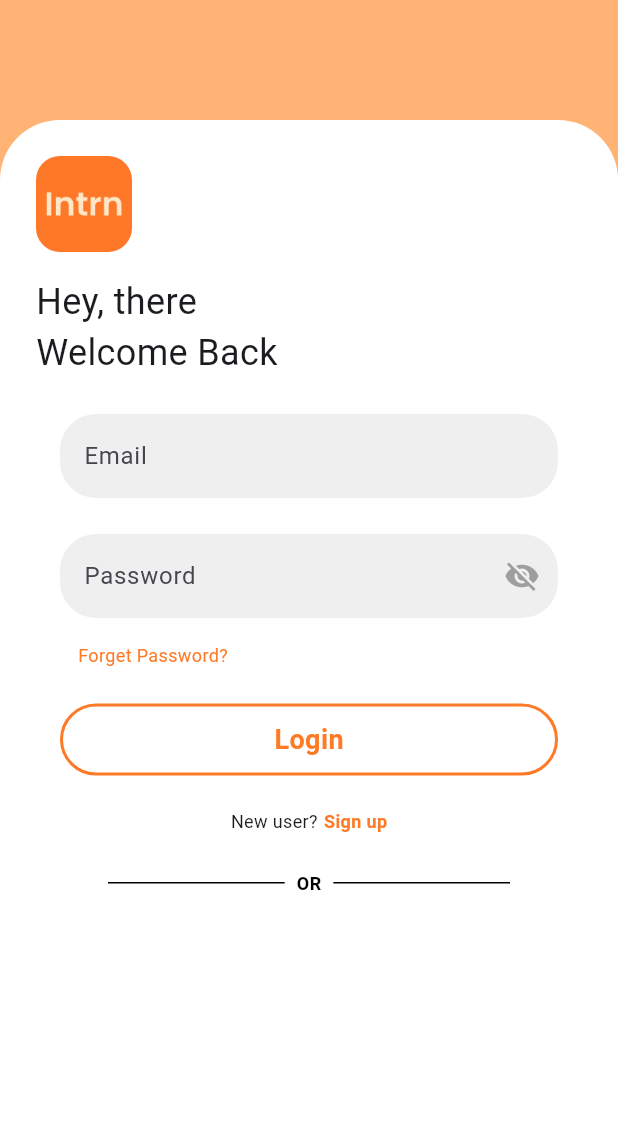
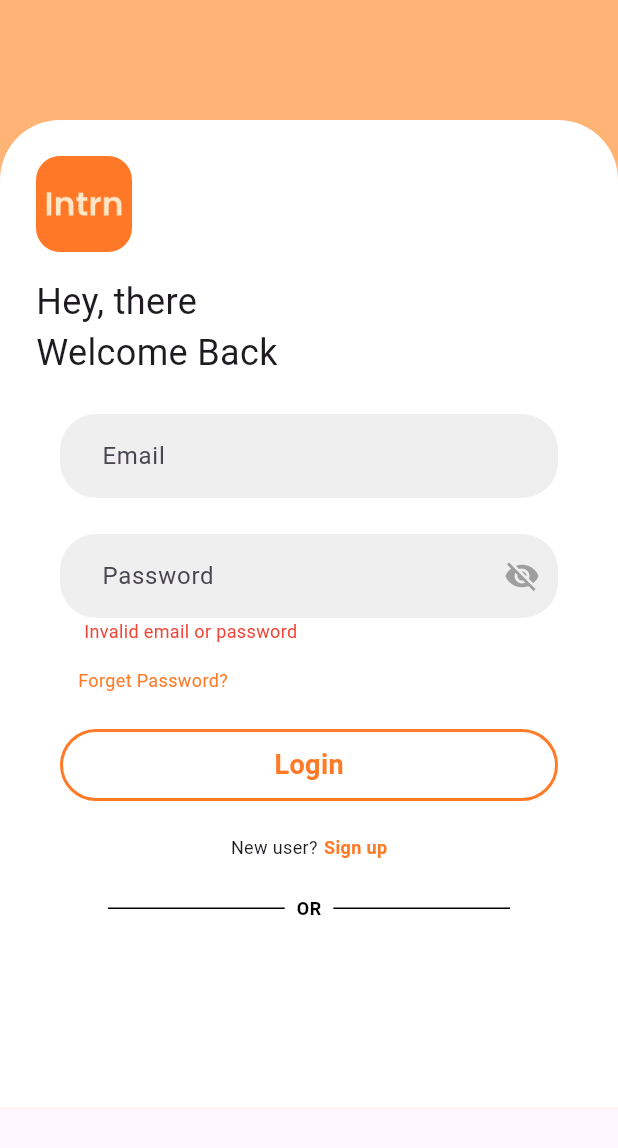
Before and after one commit to ZentryxTH/mobile-project, a Flutter app: the screen it shows after launch, after a tap on "Login", on a phone screen of 412 x 824 dp. Shown: the top 1148 px of the screen. Run offline on Flutter 3.47's test engine with Material 3 defaults, Android fonts, the phone set to English and light mode, and no system bars; Roboto replaces fonts that are missing (Poppins).

Commit message:
Update Form

```diff
--- a/intrn/lib/pages/login_page.dart
+++ b/intrn/lib/pages/login_page.dart
@@ -50,7 +50,8 @@ class _LoginPageState extends State<LoginPage> with SingleTickerProviderStateMix
   @override
   Widget build(BuildContext context) {
     return Scaffold(
-      body: Container(
+      body: SingleChildScrollView(
+        child: Container(
           decoration: BoxDecoration(
             color: Color.fromARGB(255, 255, 179, 117),
           ),
@@ -58,7 +59,8 @@ class _LoginPageState extends State<LoginPage> with SingleTickerProviderStateMix
           child: Column(
             children: <Widget>[
               SizedBox(height: 80,),
-            Expanded(
+              Container(
+                constraints: BoxConstraints(minHeight: MediaQuery.of(context).size.height * 0.8),
                 child: Container(
                   width: double.infinity,
                   decoration: BoxDecoration(
@@ -100,6 +102,21 @@ class _LoginPageState extends State<LoginPage> with SingleTickerProviderStateMix
                                   emailBox(),
                                   SizedBox(height: 24,),
                                   passwordBox(),
+                                  if (errorMessage != null)
+                                    Padding(
+                                      padding: const EdgeInsets.only(left: 16.0),
+                                      child: Align(
+                                        alignment: Alignment.centerLeft,
+                                        child: Text(
+                                          errorMessage!,
+                                          style: TextStyle(
+                                            color: Colors.red,
+                                            fontFamily: "Poppins",
+                                            fontSize: 12,
+                                          ),
+                                        ),
+                                      ),
+                                    ),
                                   SizedBox(height: 16,),
                                   Row(
                                     children: [
@@ -192,6 +209,7 @@ class _LoginPageState extends State<LoginPage> with SingleTickerProviderStateMix
             ],
           ),
         )
+      ),
     );
   }
 
@@ -206,10 +224,11 @@ class _LoginPageState extends State<LoginPage> with SingleTickerProviderStateMix
           fontFamily: "Poppins",
           fontSize: 16,
         ),
+        contentPadding: EdgeInsets.symmetric(horizontal: 24, vertical: 16),
         border: OutlineInputBorder(
           borderRadius: BorderRadius.circular(24),
           borderSide: BorderSide.none,
-        )
+        ),
       ),
     );
   }
@@ -237,6 +256,7 @@ class _LoginPageState extends State<LoginPage> with SingleTickerProviderStateMix
             color: Colors.grey,
           ),
         ),
+        contentPadding: EdgeInsets.symmetric(horizontal: 24, vertical: 16),
         border: OutlineInputBorder(
           borderRadius: BorderRadius.circular(24),
           borderSide: BorderSide.none,
```
Lines whose indentation alone changed are shown as unchanged.
